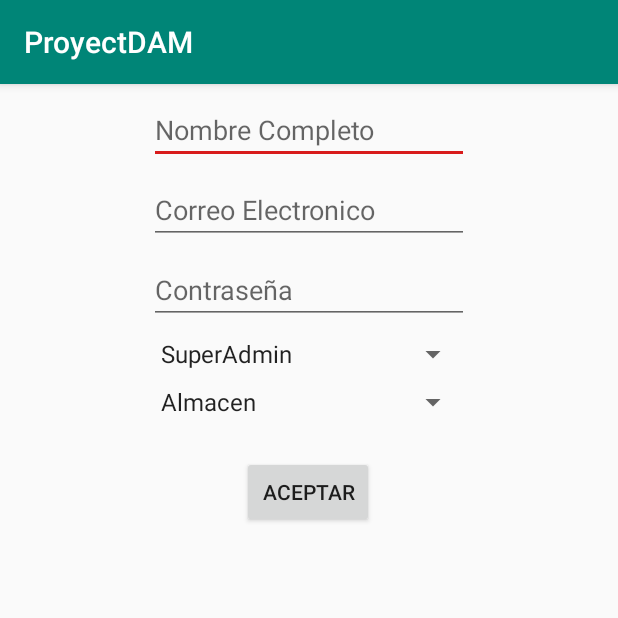
After one commit to 093Mike/ProyectDamfinal, an Android app: the MenuAddUser screen opened directly, with no data from a screen before it, on a phone screen of 412 x 824 dp, the top half of it. The commit adds this screen. Run offline under Robolectric (Android 15) with nearby library versions, the phone set to English and light mode, and no system bars.

Commit message:
V.0.0.10 Permisos de los usuarios Menu de gestion de usuarios

```diff
--- a/app/build.gradle
+++ b/app/build.gradle
@@ -28,4 +28,5 @@ dependencies {
     androidTestImplementation 'com.android.support.test.espresso:espresso-core:3.0.2'
     implementation 'com.google.firebase:firebase-auth:16.2.1'
     implementation 'com.google.firebase:firebase-database:16.1.0'
+    implementation 'com.android.support:support-compat:28.0.0'
 }
--- a/app/src/main/AndroidManifest.xml
+++ b/app/src/main/AndroidManifest.xml
@@ -20,6 +20,8 @@
         </activity>
         <!-- MENU PRINCIPAL -->
         <activity android:name=".Menu.MenuPrincipal"/>
+        <activity android:name=".Menu.GestioUsers.MenuUsers" />
+        <activity android:name=".Menu.GestioUsers.MenuAddUser" />
     </application>
 
 </manifest>
--- /dev/null
+++ b/app/src/main/java/com/example/proyectdam/Menu/GestioUsers/MenuAddUser.java
@@ -0,0 +1,17 @@
+package com.example.proyectdam.Menu.GestioUsers;
+
+import android.os.Bundle;
+import android.support.v7.app.AppCompatActivity;
+
+import com.example.proyectdam.R;
+
+public class MenuAddUser extends AppCompatActivity {
+
+    @Override
+    protected void onCreate(Bundle savedInstanceState) {
+        super.onCreate(savedInstanceState);
+        setContentView(R.layout.menu_gestioadduser);
+    }
+
+
+}
--- a/app/src/main/java/com/example/proyectdam/Users/Permiso.java
+++ b/app/src/main/java/com/example/proyectdam/Users/Permiso.java
@@ -3,5 +3,6 @@ package com.example.proyectdam.Users;
 public interface Permiso {
 
     void permisosMenu();
+    void permisosMenuUsers();
 
 }
--- /dev/null
+++ b/app/src/main/res/color/color_denegado.xml
@@ -0,0 +1,4 @@
+<?xml version="1.0" encoding="utf-8"?>
+<selector xmlns:android="http://schemas.android.com/apk/res/android">
+    <item android:color="#D81B1B"/>
+</selector>
--- /dev/null
+++ b/app/src/main/res/layout/menu_gestioadduser.xml
@@ -0,0 +1,97 @@
+<?xml version="1.0" encoding="utf-8"?>
+<android.support.constraint.ConstraintLayout
+    xmlns:android="http://schemas.android.com/apk/res/android"
+    xmlns:app="http://schemas.android.com/apk/res-auto"
+    xmlns:tools="http://schemas.android.com/tools"
+    android:layout_width="match_parent"
+    android:layout_height="match_parent">
+
+    <EditText
+        android:id="@+id/editText3"
+        android:layout_width="213dp"
+        android:layout_height="wrap_content"
+        android:layout_marginStart="8dp"
+        android:layout_marginLeft="8dp"
+        android:layout_marginTop="8dp"
+        android:layout_marginEnd="8dp"
+        android:layout_marginRight="8dp"
+        android:ems="10"
+        android:hint="Nombre Completo"
+        android:inputType="textPersonName"
+        app:layout_constraintEnd_toEndOf="parent"
+        app:layout_constraintStart_toStartOf="parent"
+        app:layout_constraintTop_toTopOf="parent" />
+
+    <EditText
+        android:id="@+id/editText5"
+        android:layout_width="213dp"
+        android:layout_height="wrap_content"
+        android:layout_marginStart="8dp"
+        android:layout_marginLeft="8dp"
+        android:layout_marginTop="8dp"
+        android:layout_marginEnd="8dp"
+        android:layout_marginRight="8dp"
+        android:ems="10"
+        android:hint="@string/contrasenya"
+        android:inputType="textPersonName"
+        app:layout_constraintEnd_toEndOf="parent"
+        app:layout_constraintStart_toStartOf="parent"
+        app:layout_constraintTop_toBottomOf="@+id/editText4" />
+
+    <EditText
+        android:id="@+id/editText4"
+        android:layout_width="213dp"
+        android:layout_height="wrap_content"
+        android:layout_marginStart="8dp"
+        android:layout_marginLeft="8dp"
+        android:layout_marginTop="8dp"
+        android:layout_marginEnd="8dp"
+        android:layout_marginRight="8dp"
+        android:autoLink="email"
+        android:autoText="false"
+        android:ems="10"
+        android:hint="@string/correo_electronico"
+        android:inputType="textPersonName"
+        app:layout_constraintEnd_toEndOf="parent"
+        app:layout_constraintStart_toStartOf="parent"
+        app:layout_constraintTop_toBottomOf="@+id/editText3" />
+
+    <Spinner
+        android:id="@+id/rol"
+        android:layout_width="213dp"
+        android:layout_height="wrap_content"
+        android:layout_marginStart="8dp"
+        android:layout_marginLeft="8dp"
+        android:layout_marginTop="8dp"
+        android:layout_marginEnd="8dp"
+        android:layout_marginRight="8dp"
+        android:entries="@array/rol"
+        app:layout_constraintEnd_toEndOf="parent"
+        app:layout_constraintStart_toStartOf="parent"
+        app:layout_constraintTop_toBottomOf="@+id/editText5" />
+
+    <Spinner
+        android:id="@+id/puesto"
+        android:layout_width="213dp"
+        android:layout_height="wrap_content"
+        android:layout_marginTop="8dp"
+        android:entries="@array/puesto"
+        app:layout_constraintEnd_toEndOf="@+id/editText3"
+        app:layout_constraintStart_toStartOf="@+id/editText3"
+        app:layout_constraintTop_toBottomOf="@+id/rol" />
+
+    <Button
+        android:id="@+id/button2"
+        android:layout_width="wrap_content"
+        android:layout_height="wrap_content"
+        android:layout_marginStart="8dp"
+        android:layout_marginLeft="8dp"
+        android:layout_marginTop="24dp"
+        android:layout_marginEnd="8dp"
+        android:layout_marginRight="8dp"
+        android:text="Aceptar"
+        app:layout_constraintEnd_toEndOf="parent"
+        app:layout_constraintHorizontal_bias="0.498"
+        app:layout_constraintStart_toStartOf="parent"
+        app:layout_constraintTop_toBottomOf="@+id/puesto" />
+</android.support.constraint.ConstraintLayout>
--- a/app/src/main/res/layout/menu_principal.xml
+++ b/app/src/main/res/layout/menu_principal.xml
@@ -31,6 +31,7 @@
         android:layout_marginEnd="8dp"
         android:layout_marginRight="8dp"
         android:text="ALMACEN"
+        android:onClick="botonesMenu"
         app:layout_constraintEnd_toEndOf="parent"
         app:layout_constraintStart_toStartOf="parent"
         app:layout_constraintTop_toBottomOf="@+id/t_menu_bienvenido" />
@@ -44,7 +45,8 @@
         android:layout_marginTop="8dp"
         android:layout_marginEnd="8dp"
         android:layout_marginRight="8dp"
-        android:text="GESTION USUARIOS"
+        android:text="USUARIOS"
+        android:onClick="botonesMenu"
         app:layout_constraintEnd_toEndOf="parent"
         app:layout_constraintHorizontal_bias="0.501"
         app:layout_constraintStart_toStartOf="parent"
--- a/app/src/main/res/values/colors.xml
+++ b/app/src/main/res/values/colors.xml
@@ -2,5 +2,5 @@
 <resources>
     <color name="colorPrimary">#008577</color>
     <color name="colorPrimaryDark">#00574B</color>
-    <color name="colorAccent">#D81B60</color>
+    <color name="colorAccent">#D81B1B</color>
 </resources>
--- a/app/src/main/res/values/strings.xml
+++ b/app/src/main/res/values/strings.xml
@@ -6,5 +6,15 @@
     <string name="contrasenya">Contraseña</string>
     <string name="Login">Log In</string>
 
+    <string-array name="rol">
+        <item>SuperAdmin</item>
+        <item>Administrador</item>
+        <item>Encargado</item>
+        <item>Trabajador</item>
+    </string-array>
+
+    <string-array name="puesto">
+        <item>Almacen</item>
+    </string-array>
 
 </resources>
```
Also changed, not shown: app/src/main/java/com/example/proyectdam/Menu/GestioUsers/MenuUsers.java (added, +81 -0 lines), app/src/main/java/com/example/proyectdam/Menu/IntentsMenu.java (added, +33 -0 lines), app/src/main/java/com/example/proyectdam/Menu/MenuPrincipal.java (+27 -5 lines), app/src/main/java/com/example/proyectdam/Users/Admin/PermisoAdmin.java (+17 -0 lines), app/src/main/java/com/example/proyectdam/Users/Encagado/PermisoEncargado.java (+15 -0 lines), app/src/main/java/com/example/proyectdam/Users/Encagado/PermisoEncargado_Almacen.java (+18 -3 lines), app/src/main/java/com/example/proyectdam/Users/SuperAdmin/PermisoSuperAdmin.java (+10 -1 lines), app/src/main/java/com/example/proyectdam/Users/Trabajador/PermisosTrabajador.java (added, +27 -0 lines), app/src/main/java/com/example/proyectdam/Users/Trabajador/PermisosTrabajador_Almacen.java (added, +18 -0 lines), app/src/main/res/layout/menu_gestiousers.xml (added, +25 -0 lines).
